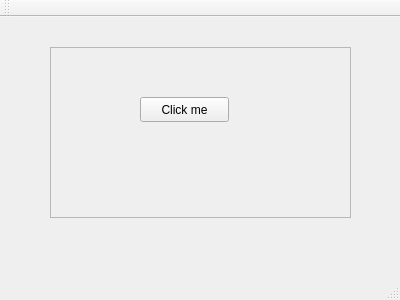
Above: Task/src/mainwindow.ui from JakubAleksander/3DLab before the change. Below: the same form after it.
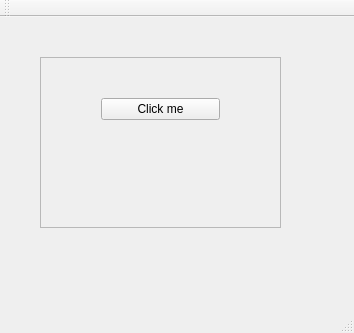
That is the form after the change.

```diff
--- a/Task/src/mainwindow.ui
+++ b/Task/src/mainwindow.ui
@@ -6,8 +6,8 @@
    <rect>
     <x>0</x>
     <y>0</y>
-    <width>400</width>
-    <height>300</height>
+    <width>354</width>
+    <height>333</height>
    </rect>
   </property>
   <property name="windowTitle">
@@ -17,9 +17,9 @@
    <widget class="QFrame" name="frame">
     <property name="geometry">
      <rect>
-      <x>50</x>
-      <y>30</y>
-      <width>301</width>
+      <x>40</x>
+      <y>40</y>
+      <width>241</width>
       <height>171</height>
      </rect>
     </property>
@@ -29,31 +29,31 @@
     <property name="frameShadow">
      <enum>QFrame::Raised</enum>
     </property>
-    <widget class="QLabel" name="label">
+    <widget class="QWidget" name="">
      <property name="geometry">
       <rect>
-       <x>20</x>
-       <y>100</y>
-       <width>251</width>
-       <height>21</height>
+       <x>50</x>
+       <y>30</y>
+       <width>141</width>
+       <height>111</height>
       </rect>
      </property>
-     <property name="text">
-      <string/>
-     </property>
-    </widget>
-    <widget class="QPushButton" name="button">
-     <property name="geometry">
-      <rect>
-       <x>90</x>
-       <y>50</y>
-       <width>89</width>
-       <height>25</height>
-      </rect>
-     </property>
-     <property name="text">
-      <string>Click me</string>
-     </property>
+     <layout class="QVBoxLayout" name="verticalLayout">
+      <item>
+       <widget class="QPushButton" name="button">
+        <property name="text">
+         <string>Click me</string>
+        </property>
+       </widget>
+      </item>
+      <item>
+       <widget class="QLabel" name="label">
+        <property name="text">
+         <string/>
+        </property>
+       </widget>
+      </item>
+     </layout>
     </widget>
    </widget>
   </widget>
```
Left out of the diff: 2 changed lines with no effect on the pictures.
